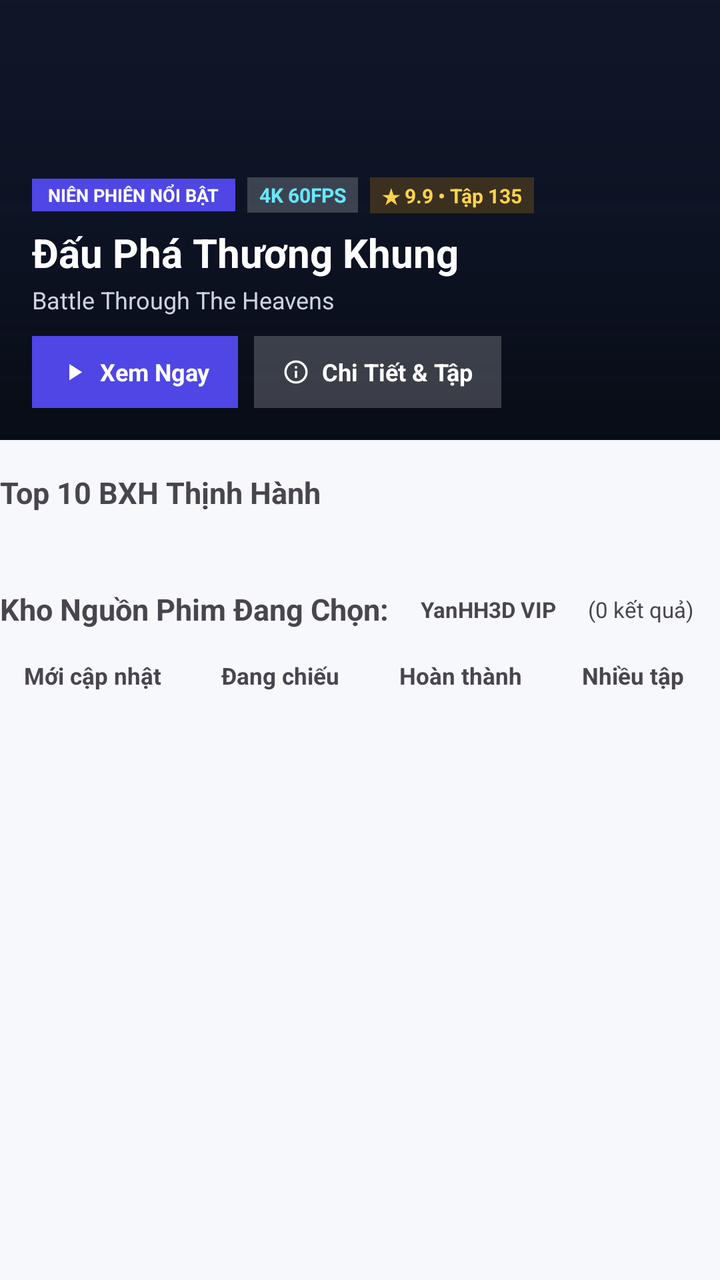
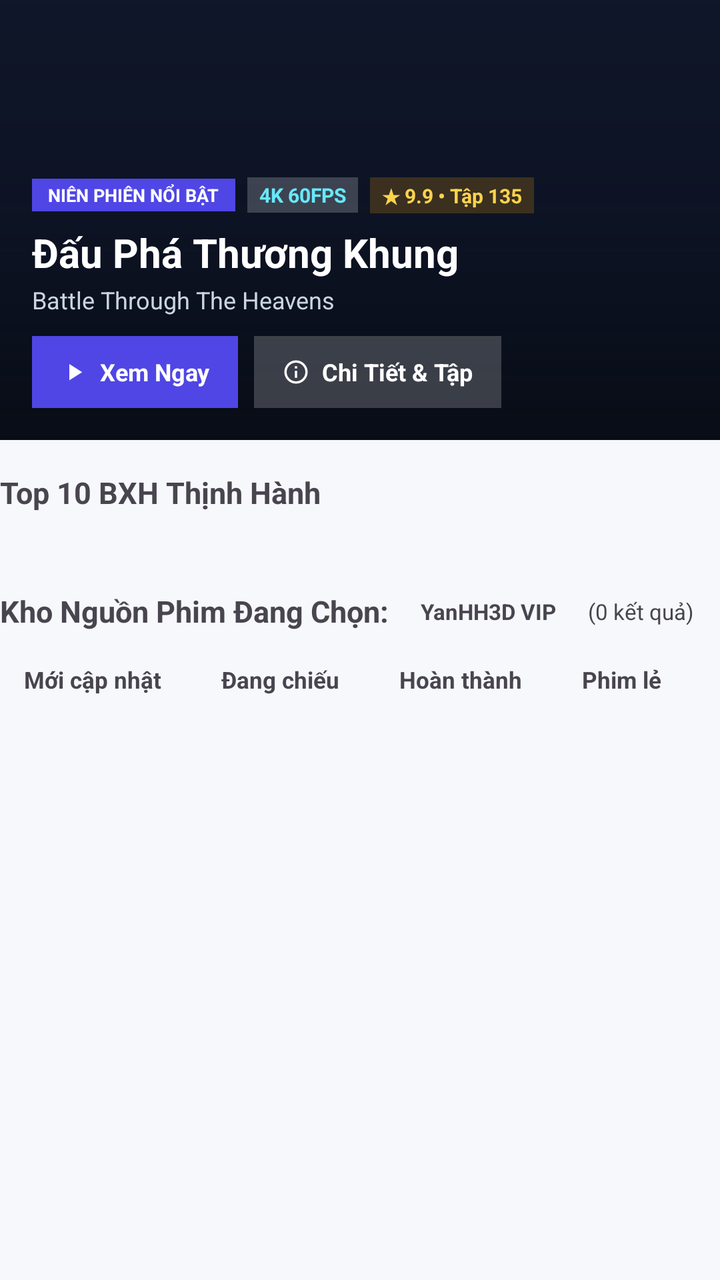

An Android layout rendered at two revisions. The XML below is the earlier revision; the diff shows what the commit changed to produce the second picture.
<!-- AndroidManifest.xml: application theme AppTheme.NoActionBar -->
<!-- res/layout/layout_home_header.xml -->
<?xml version="1.0" encoding="utf-8"?>
<LinearLayout xmlns:android="http://schemas.android.com/apk/res/android"
    xmlns:app="http://schemas.android.com/apk/res-auto"
    android:layout_width="match_parent"
    android:layout_height="wrap_content"
    android:orientation="vertical">

    
    <TextView
        android:id="@+id/txtLoadingFeedBanner"
        android:layout_width="wrap_content"
        android:layout_height="wrap_content"
        android:layout_gravity="center_horizontal"
        android:layout_marginBottom="10dp"
        android:paddingHorizontal="14dp"
        android:paddingVertical="6dp"
        android:text="⬇ Đang kết nối cụm kho hoạt hình 3D..."
        android:textSize="11sp"
        android:textStyle="bold"
        android:visibility="gone" />

    
    <LinearLayout
        android:id="@+id/searchStatusPanel"
        android:layout_width="match_parent"
        android:layout_height="wrap_content"
        android:layout_marginBottom="14dp"
        android:orientation="vertical"
        android:padding="14dp"
        android:visibility="gone">

        <LinearLayout
            android:id="@+id/searchStatusRow"
            android:layout_width="match_parent"
            android:layout_height="wrap_content"
            android:orientation="horizontal">

            
            <LinearLayout
                android:id="@+id/multiSearchLeftPanel"
                android:layout_width="196dp"
                android:layout_height="wrap_content"
                android:layout_marginEnd="14dp"
                android:orientation="vertical"
                android:visibility="gone" />

            
            <LinearLayout
                android:layout_width="0dp"
                android:layout_height="wrap_content"
                android:layout_weight="1"
                android:orientation="vertical">

                <LinearLayout
                    android:layout_width="match_parent"
                    android:layout_height="wrap_content"
                    android:gravity="center_vertical"
                    android:orientation="horizontal">

                    <LinearLayout
                        android:layout_width="0dp"
                        android:layout_height="wrap_content"
                        android:layout_weight="1"
                        android:orientation="vertical">

                        <TextView
                            android:id="@+id/txtSearchHeaderTitle"
                            android:layout_width="wrap_content"
                            android:layout_height="wrap_content"
                            android:text="Kết quả tìm kiếm"
                            android:textSize="14sp"
                            android:textStyle="bold" />

                        <TextView
                            android:id="@+id/txtSearchHeaderSub"
                            android:layout_width="wrap_content"
                            android:layout_height="wrap_content"
                            android:layout_marginTop="2dp"
                            android:textSize="11sp" />
                    </LinearLayout>

                    <Button
                        android:id="@+id/btnHomeClearSearch"
                        android:layout_width="wrap_content"
                        android:layout_height="34dp"
                        android:layout_marginStart="8dp"
                        android:backgroundTint="#33F43F5E"
                        android:focusable="true"
                        android:minHeight="0dp"
                        android:text="✕ Xóa tìm kiếm"
                        android:textAllCaps="false"
                        android:textColor="#F43F5E"
                        android:textSize="11sp"
                        android:textStyle="bold" />
                </LinearLayout>

                <HorizontalScrollView
                    android:id="@+id/multiSearchMobileScroll"
                    android:layout_width="match_parent"
                    android:layout_height="wrap_content"
                    android:layout_marginTop="10dp"
                    android:scrollbars="none"
                    android:visibility="gone">

                    <LinearLayout
                        android:id="@+id/multiSearchMobileChips"
                        android:layout_width="wrap_content"
                        android:layout_height="wrap_content"
                        android:orientation="horizontal" />
                </HorizontalScrollView>
            </LinearLayout>
        </LinearLayout>
    </LinearLayout>

    
    <FrameLayout
        android:id="@+id/heroCard"
        android:layout_width="match_parent"
        android:layout_height="220dp"
        android:layout_marginBottom="16dp">

        <ImageView
            android:id="@+id/imgHeroBg"
            android:layout_width="match_parent"
            android:layout_height="match_parent"
            android:background="#0F172A"
            android:scaleType="centerCrop" />

        <View
            android:layout_width="match_parent"
            android:layout_height="match_parent"
            android:background="@drawable/bg_hero_scrim" />

        <LinearLayout
            android:layout_width="match_parent"
            android:layout_height="wrap_content"
            android:layout_gravity="bottom"
            android:orientation="vertical"
            android:padding="16dp">

            <LinearLayout
                android:layout_width="wrap_content"
                android:layout_height="wrap_content"
                android:gravity="center_vertical"
                android:orientation="horizontal">

                <TextView
                    android:layout_width="wrap_content"
                    android:layout_height="wrap_content"
                    android:background="#4F46E5"
                    android:paddingHorizontal="8dp"
                    android:paddingVertical="2dp"
                    android:text="NIÊN PHIÊN NỔI BẬT"
                    android:textColor="#FFFFFF"
                    android:textSize="9sp"
                    android:textStyle="bold" />

                <TextView
                    android:id="@+id/txtHeroQuality"
                    android:layout_width="wrap_content"
                    android:layout_height="wrap_content"
                    android:layout_marginStart="6dp"
                    android:background="#33FFFFFF"
                    android:paddingHorizontal="6dp"
                    android:paddingVertical="2dp"
                    android:text="4K 60FPS"
                    android:textColor="#67E8F9"
                    android:textSize="10sp"
                    android:textStyle="bold" />

                <TextView
                    android:id="@+id/txtHeroRating"
                    android:layout_width="wrap_content"
                    android:layout_height="wrap_content"
                    android:layout_marginStart="6dp"
                    android:background="#33F59E0B"
                    android:paddingHorizontal="6dp"
                    android:paddingVertical="2dp"
                    android:text="★ 9.9 • Tập 135"
                    android:textColor="#FCD34D"
                    android:textSize="10sp"
                    android:textStyle="bold" />
            </LinearLayout>

            <TextView
                android:id="@+id/txtHeroTitle"
                android:layout_width="match_parent"
                android:layout_height="wrap_content"
                android:layout_marginTop="6dp"
                android:ellipsize="end"
                android:maxLines="1"
                android:text="Đấu Phá Thương Khung"
                android:textColor="#FFFFFF"
                android:textSize="20sp"
                android:textStyle="bold" />

            <TextView
                android:id="@+id/txtHeroSub"
                android:layout_width="match_parent"
                android:layout_height="wrap_content"
                android:layout_marginTop="2dp"
                android:ellipsize="end"
                android:maxLines="1"
                android:text="Battle Through The Heavens"
                android:textColor="#CBD5E1"
                android:textSize="12sp" />

            <LinearLayout
                android:layout_width="match_parent"
                android:layout_height="wrap_content"
                android:layout_marginTop="10dp"
                android:gravity="center_vertical"
                android:orientation="horizontal">

                <LinearLayout
                    android:id="@+id/btnHeroPlay"
                    android:layout_width="wrap_content"
                    android:layout_height="36dp"
                    android:background="#4F46E5"
                    android:clickable="true"
                    android:focusable="true"
                    android:gravity="center_vertical"
                    android:orientation="horizontal"
                    android:paddingHorizontal="14dp">

                    <ImageView
                        android:layout_width="14dp"
                        android:layout_height="14dp"
                        android:layout_marginEnd="6dp"
                        android:importantForAccessibility="no"
                        app:srcCompat="@drawable/ic_play_arrow_sm" />

                    <TextView
                        android:layout_width="wrap_content"
                        android:layout_height="wrap_content"
                        android:text="Xem Ngay"
                        android:textColor="#FFFFFF"
                        android:textSize="12sp"
                        android:textStyle="bold" />
                </LinearLayout>

                <LinearLayout
                    android:id="@+id/btnHeroDetail"
                    android:layout_width="wrap_content"
                    android:layout_height="36dp"
                    android:layout_marginStart="8dp"
                    android:background="#33FFFFFF"
                    android:clickable="true"
                    android:focusable="true"
                    android:gravity="center_vertical"
                    android:orientation="horizontal"
                    android:paddingHorizontal="14dp">

                    <ImageView
                        android:layout_width="14dp"
                        android:layout_height="14dp"
                        android:layout_marginEnd="6dp"
                        android:importantForAccessibility="no"
                        app:srcCompat="@drawable/ic_info_outline" />

                    <TextView
                        android:layout_width="wrap_content"
                        android:layout_height="wrap_content"
                        android:text="Chi Tiết &amp; Tập"
                        android:textColor="#FFFFFF"
                        android:textSize="12sp"
                        android:textStyle="bold" />
                </LinearLayout>

                <Space
                    android:layout_width="0dp"
                    android:layout_height="1dp"
                    android:layout_weight="1" />

                <LinearLayout
                    android:id="@+id/heroDotsContainer"
                    android:layout_width="wrap_content"
                    android:layout_height="wrap_content"
                    android:orientation="horizontal" />
            </LinearLayout>
        </LinearLayout>
    </FrameLayout>

    
    <LinearLayout
        android:id="@+id/continuePanel"
        android:layout_width="match_parent"
        android:layout_height="wrap_content"
        android:layout_marginBottom="16dp"
        android:orientation="vertical"
        android:padding="14dp"
        android:visibility="gone">

        <LinearLayout
            android:layout_width="match_parent"
            android:layout_height="wrap_content"
            android:layout_marginBottom="10dp"
            android:gravity="center_vertical"
            android:orientation="horizontal">

            <TextView
                android:id="@+id/txtContinueHeading"
                android:layout_width="0dp"
                android:layout_height="wrap_content"
                android:layout_weight="1"
                android:text="▶ Tiếp tục xem"
                android:textSize="14sp"
                android:textStyle="bold" />

            <TextView
                android:id="@+id/btnContinueClear"
                android:layout_width="wrap_content"
                android:layout_height="wrap_content"
                android:focusable="true"
                android:padding="4dp"
                android:text="Xóa lịch sử"
                android:textSize="11sp" />
        </LinearLayout>

        <androidx.recyclerview.widget.RecyclerView
            android:id="@+id/rvContinue"
            android:layout_width="match_parent"
            android:layout_height="wrap_content"
            android:nestedScrollingEnabled="false" />
    </LinearLayout>

    
    <LinearLayout
        android:id="@+id/favUpdatesPanel"
        android:layout_width="match_parent"
        android:layout_height="wrap_content"
        android:layout_marginBottom="16dp"
        android:orientation="vertical"
        android:padding="12dp"
        android:visibility="gone">

        <LinearLayout
            android:layout_width="match_parent"
            android:layout_height="wrap_content"
            android:layout_marginBottom="8dp"
            android:gravity="center_vertical"
            android:orientation="horizontal">

            <TextView
                android:id="@+id/txtFavUpdatesHeading"
                android:layout_width="0dp"
                android:layout_height="wrap_content"
                android:layout_weight="1"
                android:text="🔔 Mới ra mắt trong Yêu thích"
                android:textSize="13.5sp"
                android:textStyle="bold" />

            <TextView
                android:id="@+id/btnFavUpdatesAll"
                android:layout_width="wrap_content"
                android:layout_height="wrap_content"
                android:clickable="true"
                android:focusable="true"
                android:paddingHorizontal="8dp"
                android:paddingVertical="3dp"
                android:text="Xem tất cả ›"
                android:textSize="11sp"
                android:textStyle="bold" />
        </LinearLayout>

        <HorizontalScrollView
            android:layout_width="match_parent"
            android:layout_height="wrap_content"
            android:scrollbars="none">

            <LinearLayout
                android:id="@+id/favUpdatesChipsContainer"
                android:layout_width="wrap_content"
                android:layout_height="wrap_content"
                android:orientation="horizontal" />
        </HorizontalScrollView>
    </LinearLayout>

    
    <LinearLayout
        android:id="@+id/trendingSection"
        android:layout_width="match_parent"
        android:layout_height="wrap_content"
        android:layout_marginBottom="16dp"
        android:orientation="vertical">

        <LinearLayout
            android:layout_width="match_parent"
            android:layout_height="wrap_content"
            android:layout_marginBottom="8dp"
            android:gravity="center_vertical"
            android:orientation="horizontal">

            <TextView
                android:id="@+id/txtTrendingHeading"
                android:layout_width="match_parent"
                android:layout_height="wrap_content"
                android:text="Top 10 BXH Thịnh Hành"
                android:textSize="15sp"
                android:textStyle="bold" />
        </LinearLayout>

        <androidx.recyclerview.widget.RecyclerView
            android:id="@+id/rvTrending"
            android:layout_width="match_parent"
            android:layout_height="wrap_content"
            android:nestedScrollingEnabled="false" />
    </LinearLayout>

    
    <LinearLayout
        android:id="@+id/tvCarouselsContainer"
        android:layout_width="match_parent"
        android:layout_height="wrap_content"
        android:orientation="vertical"
        android:visibility="gone" />

    
    <androidx.recyclerview.widget.RecyclerView
        android:id="@+id/rvGenres"
        android:layout_width="match_parent"
        android:layout_height="wrap_content"
        android:layout_marginBottom="14dp"
        android:nestedScrollingEnabled="false" />

    
    <LinearLayout
        android:layout_width="match_parent"
        android:layout_height="wrap_content"
        android:layout_marginBottom="8dp"
        android:gravity="center_vertical"
        android:orientation="horizontal">

        <TextView
            android:id="@+id/txtCatalogTitle"
            android:layout_width="wrap_content"
            android:layout_height="wrap_content"
            android:text="Kho Nguồn Phim Đang Chọn:"
            android:textSize="15sp"
            android:textStyle="bold" />

        <TextView
            android:id="@+id/txtCatalogSourceBadge"
            android:layout_width="wrap_content"
            android:layout_height="wrap_content"
            android:layout_marginStart="6dp"
            android:paddingHorizontal="10dp"
            android:paddingVertical="3dp"
            android:text="YanHH3D VIP"
            android:textSize="11sp"
            android:textStyle="bold" />

        <TextView
            android:id="@+id/txtCatalogCount"
            android:layout_width="0dp"
            android:layout_height="wrap_content"
            android:layout_marginStart="6dp"
            android:layout_weight="1"
            android:ellipsize="end"
            android:maxLines="1"
            android:text="(0 kết quả)"
            android:textSize="11sp" />

        <TextView
            android:id="@+id/btnRefreshTvFeed"
            android:layout_width="wrap_content"
            android:layout_height="wrap_content"
            android:layout_marginStart="6dp"
            android:clickable="true"
            android:focusable="true"
            android:paddingHorizontal="10dp"
            android:paddingVertical="4dp"
            android:text="↻ Làm mới"
            android:textSize="11sp"
            android:textStyle="bold"
            android:visibility="gone" />
    </LinearLayout>

    
    <HorizontalScrollView
        android:id="@+id/catalogFilterScroll"
        android:layout_width="match_parent"
        android:layout_height="wrap_content"
        android:layout_marginBottom="8dp"
        android:scrollbars="none">

        <LinearLayout
            android:id="@+id/catalogFilterBar"
            android:layout_width="wrap_content"
            android:layout_height="wrap_content"
            android:gravity="center_vertical"
            android:orientation="horizontal">

            <TextView
                android:id="@+id/chipStatusAll"
                android:layout_width="wrap_content"
                android:layout_height="wrap_content"
                android:layout_marginEnd="6dp"
                android:clickable="true"
                android:focusable="true"
                android:gravity="center"
                android:minHeight="30dp"
                android:nextFocusRight="@+id/chipStatusOngoing"
                android:paddingHorizontal="12dp"
                android:paddingVertical="6dp"
                android:text="Mới cập nhật"
                android:textSize="11.5sp"
                android:textStyle="bold" />

            <TextView
                android:id="@+id/chipStatusOngoing"
                android:layout_width="wrap_content"
                android:layout_height="wrap_content"
                android:layout_marginEnd="6dp"
                android:clickable="true"
                android:focusable="true"
                android:gravity="center"
                android:minHeight="30dp"
                android:nextFocusLeft="@+id/chipStatusAll"
                android:nextFocusRight="@+id/chipStatusCompleted"
                android:paddingHorizontal="12dp"
                android:paddingVertical="6dp"
                android:text="Đang chiếu"
                android:textSize="11.5sp"
                android:textStyle="bold" />

            <TextView
                android:id="@+id/chipStatusCompleted"
                android:layout_width="wrap_content"
                android:layout_height="wrap_content"
                android:layout_marginEnd="6dp"
                android:clickable="true"
                android:focusable="true"
                android:gravity="center"
                android:minHeight="30dp"
                android:nextFocusLeft="@+id/chipStatusOngoing"
                android:nextFocusRight="@+id/chipSortEpisodes"
                android:paddingHorizontal="12dp"
                android:paddingVertical="6dp"
                android:text="Hoàn thành"
                android:textSize="11.5sp"
                android:textStyle="bold" />

            <TextView
                android:id="@+id/chipSortEpisodes"
                android:layout_width="wrap_content"
                android:layout_height="wrap_content"
                android:clickable="true"
                android:focusable="true"
                android:gravity="center"
                android:minHeight="30dp"
                android:nextFocusLeft="@+id/chipStatusCompleted"
                android:paddingHorizontal="12dp"
                android:paddingVertical="6dp"
                android:text="Nhiều tập"
                android:textSize="11.5sp"
                android:textStyle="bold" />
        </LinearLayout>
    </HorizontalScrollView>

    <LinearLayout
        android:id="@+id/emptyCatalogBox"
        android:layout_width="match_parent"
        android:layout_height="wrap_content"
        android:gravity="center"
        android:orientation="vertical"
        android:paddingVertical="40dp"
        android:visibility="gone">

        <TextView
            android:id="@+id/txtEmptyCatalog"
            android:layout_width="match_parent"
            android:layout_height="wrap_content"
            android:gravity="center"
            android:text="🎬 Không tìm thấy phim phù hợp với bộ lọc"
            android:textSize="13sp" />

        <Button
            android:id="@+id/btnResetCatalogFilters"
            android:layout_width="wrap_content"
            android:layout_height="36dp"
            android:layout_marginTop="10dp"
            android:focusable="true"
            android:minHeight="0dp"
            android:paddingHorizontal="16dp"
            android:text="↺ Đặt lại bộ lọc"
            android:textAllCaps="false"
            android:textSize="12sp"
            android:textStyle="bold"
            android:visibility="gone" />
    </LinearLayout>
</LinearLayout>
<!-- resources referenced by this layout -->
<resources>
  <!-- drawable bg_hero_scrim (drawable) -->
  <?xml version="1.0" encoding="utf-8"?>
  <shape xmlns:android="http://schemas.android.com/apk/res/android"
      android:shape="rectangle">
      <gradient
          android:angle="270"
          android:centerColor="#66080C18"
          android:endColor="#EB070B14"
          android:startColor="#14080C18" />
  </shape>
  <!-- drawable ic_info_outline (drawable) -->
  <vector xmlns:android="http://schemas.android.com/apk/res/android"
      android:width="14dp"
      android:height="14dp"
      android:viewportWidth="24"
      android:viewportHeight="24">
      <path
          android:fillColor="#FFFFFF"
          android:pathData="M11,7h2v2h-2zM11,11h2v6h-2zM12,2C6.48,2 2,6.48 2,12s4.48,10 10,10 10,-4.48 10,-10S17.52,2 12,2zM12,20c-4.41,0 -8,-3.59 -8,-8s3.59,-8 8,-8 8,3.59 8,8 -3.59,8 -8,8z" />
  </vector>
  <!-- drawable ic_play_arrow_sm (drawable) -->
  <vector xmlns:android="http://schemas.android.com/apk/res/android"
      android:width="14dp"
      android:height="14dp"
      android:viewportWidth="24"
      android:viewportHeight="24">
      <path
          android:fillColor="#FFFFFF"
          android:pathData="M8,5.14v14l11,-7 -11,-7z" />
  </vector>
  <style name="AppTheme.NoActionBar" parent="Theme.Material3.DayNight.NoActionBar">
          <item name="windowActionBar">false</item>
          <item name="windowNoTitle">true</item>
          <item name="colorPrimary">@color/colorPrimary</item>
          <item name="colorAccent">@color/colorAccent</item>
          <item name="android:windowBackground">@color/pearl_bg_primary</item>
          <item name="android:statusBarColor">@android:color/transparent</item>
          <item name="android:navigationBarColor">@android:color/transparent</item>
      </style>
  <color name="colorPrimary">#5C6BC0</color>
  <color name="colorAccent">#43A6B8</color>
  <color name="pearl_bg_primary">#F6F8FC</color>
</resources>

<!-- the commit's change to res/layout/layout_home_header.xml (unified diff, before → after) -->
@@ -326,13 +326,11 @@
 
     
     <LinearLayout
-        android:id="@+id/favUpdatesPanel"
+        android:id="@+id/trendingSection"
         android:layout_width="match_parent"
         android:layout_height="wrap_content"
         android:layout_marginBottom="16dp"
-        android:orientation="vertical"
-        android:padding="12dp"
-        android:visibility="gone">
+        android:orientation="vertical">
 
         <LinearLayout
             android:layout_width="match_parent"
@@ -342,56 +340,6 @@
             android:orientation="horizontal">
 
             <TextView
-                android:id="@+id/txtFavUpdatesHeading"
-                android:layout_width="0dp"
-                android:layout_height="wrap_content"
-                android:layout_weight="1"
-                android:text="🔔 Mới ra mắt trong Yêu thích"
-                android:textSize="13.5sp"
-                android:textStyle="bold" />
-
-            <TextView
-                android:id="@+id/btnFavUpdatesAll"
-                android:layout_width="wrap_content"
-                android:layout_height="wrap_content"
-                android:clickable="true"
-                android:focusable="true"
-                android:paddingHorizontal="8dp"
-                android:paddingVertical="3dp"
-                android:text="Xem tất cả ›"
-                android:textSize="11sp"
-                android:textStyle="bold" />
-        </LinearLayout>
-
-        <HorizontalScrollView
-            android:layout_width="match_parent"
-            android:layout_height="wrap_content"
-            android:scrollbars="none">
-
-            <LinearLayout
-                android:id="@+id/favUpdatesChipsContainer"
-                android:layout_width="wrap_content"
-                android:layout_height="wrap_content"
-                android:orientation="horizontal" />
-        </HorizontalScrollView>
-    </LinearLayout>
-
-    
-    <LinearLayout
-        android:id="@+id/trendingSection"
-        android:layout_width="match_parent"
-        android:layout_height="wrap_content"
-        android:layout_marginBottom="16dp"
-        android:orientation="vertical">
-
-        <LinearLayout
-            android:layout_width="match_parent"
-            android:layout_height="wrap_content"
-            android:layout_marginBottom="8dp"
-            android:gravity="center_vertical"
-            android:orientation="horizontal">
-
-            <TextView
                 android:id="@+id/txtTrendingHeading"
                 android:layout_width="match_parent"
                 android:layout_height="wrap_content"
@@ -444,8 +392,10 @@
             android:layout_width="wrap_content"
             android:layout_height="wrap_content"
             android:layout_marginStart="6dp"
+            android:clickable="true"
+            android:focusable="true"
             android:paddingHorizontal="10dp"
-            android:paddingVertical="3dp"
+            android:paddingVertical="4dp"
             android:text="YanHH3D VIP"
             android:textSize="11sp"
             android:textStyle="bold" />
@@ -468,6 +418,7 @@
             android:layout_marginStart="6dp"
             android:clickable="true"
             android:focusable="true"
+            android:nextFocusDown="@+id/chipStatusAll"
             android:paddingHorizontal="10dp"
             android:paddingVertical="4dp"
             android:text="↻ Làm mới"
@@ -534,7 +485,7 @@
                 android:gravity="center"
                 android:minHeight="30dp"
                 android:nextFocusLeft="@+id/chipStatusOngoing"
-                android:nextFocusRight="@+id/chipSortEpisodes"
+                android:nextFocusRight="@+id/chipStatusSingle"
                 android:paddingHorizontal="12dp"
                 android:paddingVertical="6dp"
                 android:text="Hoàn thành"
@@ -542,14 +493,31 @@
                 android:textStyle="bold" />
 
             <TextView
-                android:id="@+id/chipSortEpisodes"
-                android:layout_width="wrap_content"
-                android:layout_height="wrap_content"
+                android:id="@+id/chipStatusSingle"
+                android:layout_width="wrap_content"
+                android:layout_height="wrap_content"
+                android:layout_marginEnd="6dp"
                 android:clickable="true"
                 android:focusable="true"
                 android:gravity="center"
                 android:minHeight="30dp"
                 android:nextFocusLeft="@+id/chipStatusCompleted"
+                android:nextFocusRight="@+id/chipSortEpisodes"
+                android:paddingHorizontal="12dp"
+                android:paddingVertical="6dp"
+                android:text="Phim lẻ"
+                android:textSize="11.5sp"
+                android:textStyle="bold" />
+
+            <TextView
+                android:id="@+id/chipSortEpisodes"
+                android:layout_width="wrap_content"
+                android:layout_height="wrap_content"
+                android:clickable="true"
+                android:focusable="true"
+                android:gravity="center"
+                android:minHeight="30dp"
+                android:nextFocusLeft="@+id/chipStatusSingle"
                 android:paddingHorizontal="12dp"
                 android:paddingVertical="6dp"
                 android:text="Nhiều tập"
